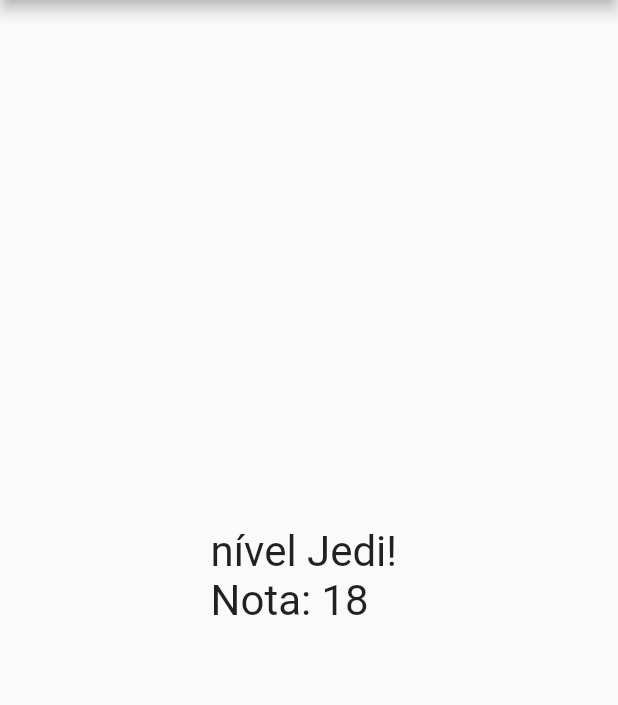
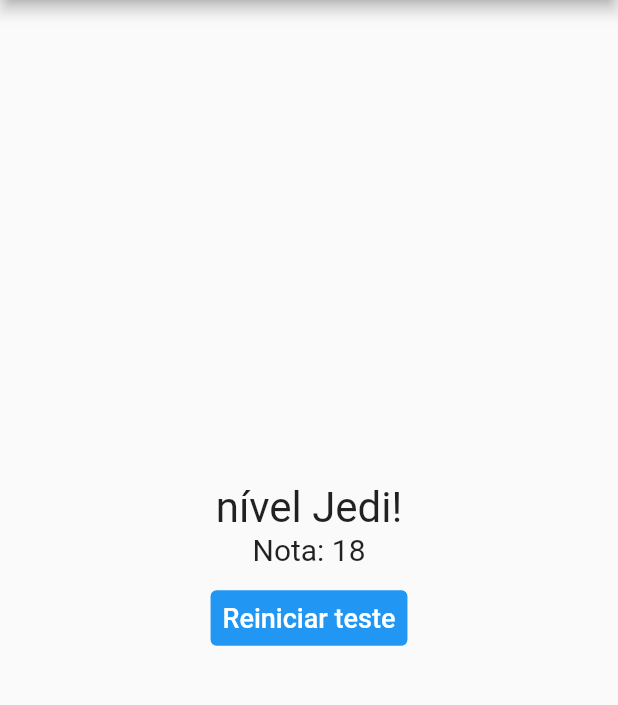
Before and after one commit to oTalDoHud/flutter-projeto-perguntas, a Flutter app: the screen it shows after launch, after a tap on "Preto", after a tap on "Cobra", after a tap on "Léo", on a phone screen of 412 x 824 dp, the part 84-789 px from its top. Run offline on Flutter 3.47's test engine with Material 2 defaults, Android fonts, the phone set to English and light mode, and no system bars.

Commit message:
Botao de reiniciar app

```diff
--- a/lib/main.dart
+++ b/lib/main.dart
@@ -47,6 +47,13 @@ class _PerguntaAppState extends State<PerguntaAPP> {
     }
   }
 
+  void _reiniciarQuestionario() {
+    setState(() {
+      _perguntaSelecionada = 0;
+      _pontuacaoTotal = 0;
+    });
+  }
+
   bool get temPerguntaSelecionada {
     return _perguntaSelecionada < perguntas.length;
   }
@@ -58,7 +65,7 @@ class _PerguntaAppState extends State<PerguntaAPP> {
             body: temPerguntaSelecionada
                 ? Questionario(perguntas, _perguntaSelecionada, _responder,
                     temPerguntaSelecionada)
-                : Resultado(_pontuacaoTotal)));
+                : Resultado(_pontuacaoTotal, _reiniciarQuestionario)));
   }
 }
 
--- a/lib/resultado.dart
+++ b/lib/resultado.dart
@@ -1,9 +1,12 @@
 import 'package:flutter/cupertino.dart';
+import 'package:flutter/material.dart';
 
 class Resultado extends StatelessWidget {
   final int _pontuacaoTotal;
+  void Function() reiniciarQuestionario;
 
-  const Resultado(this._pontuacaoTotal, {Key? key}) : super(key: key);
+  Resultado(this._pontuacaoTotal, this.reiniciarQuestionario, {Key? key})
+      : super(key: key);
 
   String get fraseResultado {
     if (_pontuacaoTotal < 8) {
@@ -19,11 +22,36 @@ class Resultado extends StatelessWidget {
 
   @override
   Widget build(BuildContext context) {
-    return Center(
-      child: Text(
-        "$fraseResultado \nNota: $_pontuacaoTotal",
-        style: const TextStyle(fontSize: 28),
-      ),
+    return Column(
+      mainAxisAlignment: MainAxisAlignment.center,
+      children: [
+        Center(
+          child: Text(
+            fraseResultado,
+            style: const TextStyle(fontSize: 28),
+          ),
+        ),
+        Center(
+          child: Text(
+            "Nota: $_pontuacaoTotal",
+            style: const TextStyle(fontSize: 20),
+          ),
+        ),
+        Container(
+          margin: const EdgeInsets.all(10),
+          child: TextButton(
+            onPressed: reiniciarQuestionario,
+            style: TextButton.styleFrom(
+              backgroundColor: Colors.blue,
+              primary: Colors.white,
+            ),
+            child: const Text(
+              "Reiniciar teste",
+              style: TextStyle(fontSize: 18),
+            ),
+          ),
+        ),
+      ],
     );
   }
 }
```
